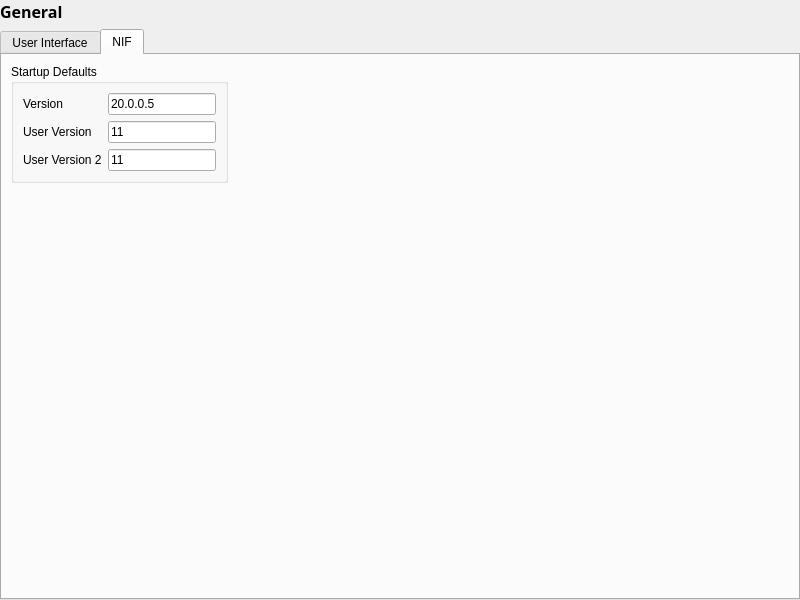
The window that src/ui/settingsgeneral.ui (niftools/nifskope) describes before a commit, drawn with Qt 5.
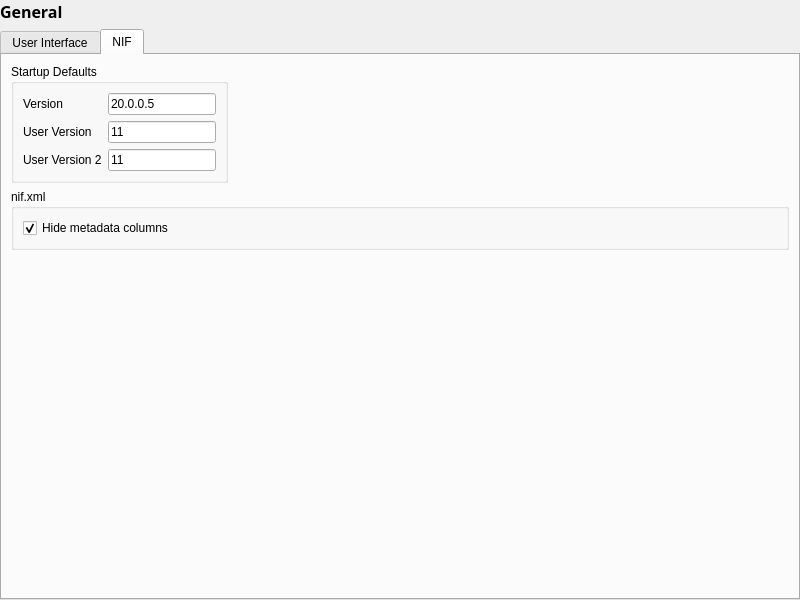
The same window after the commit. The open tabs and pages were chosen to show the change.

Commit message:
[UI] Setting for hiding unnecessary XML metadata columns
Most of the columns are actually unnecessary for editing a NIF file as
they are not part of the NIF data, but loaded from nif.xml. Hence they
are metadata and for a cleaner and more approachable UI should be hidden
by default, with the option to show.

Diff of the .ui file:
```diff
--- a/src/ui/settingsgeneral.ui
+++ b/src/ui/settingsgeneral.ui
@@ -193,6 +193,28 @@
          </layout>
         </widget>
        </item>
+       <item>
+        <widget class="QGroupBox" name="groupBox_2">
+         <property name="title">
+          <string>nif.xml</string>
+         </property>
+         <property name="flat">
+          <bool>true</bool>
+         </property>
+         <layout class="QVBoxLayout" name="verticalLayout_5">
+          <item>
+           <widget class="QCheckBox" name="checkBox">
+            <property name="text">
+             <string>Hide metadata columns</string>
+            </property>
+            <property name="checked">
+             <bool>true</bool>
+            </property>
+           </widget>
+          </item>
+         </layout>
+        </widget>
+       </item>
        <item>
         <spacer name="verticalSpacer_2">
          <property name="orientation">
```
The commit also changes 1 other file.
